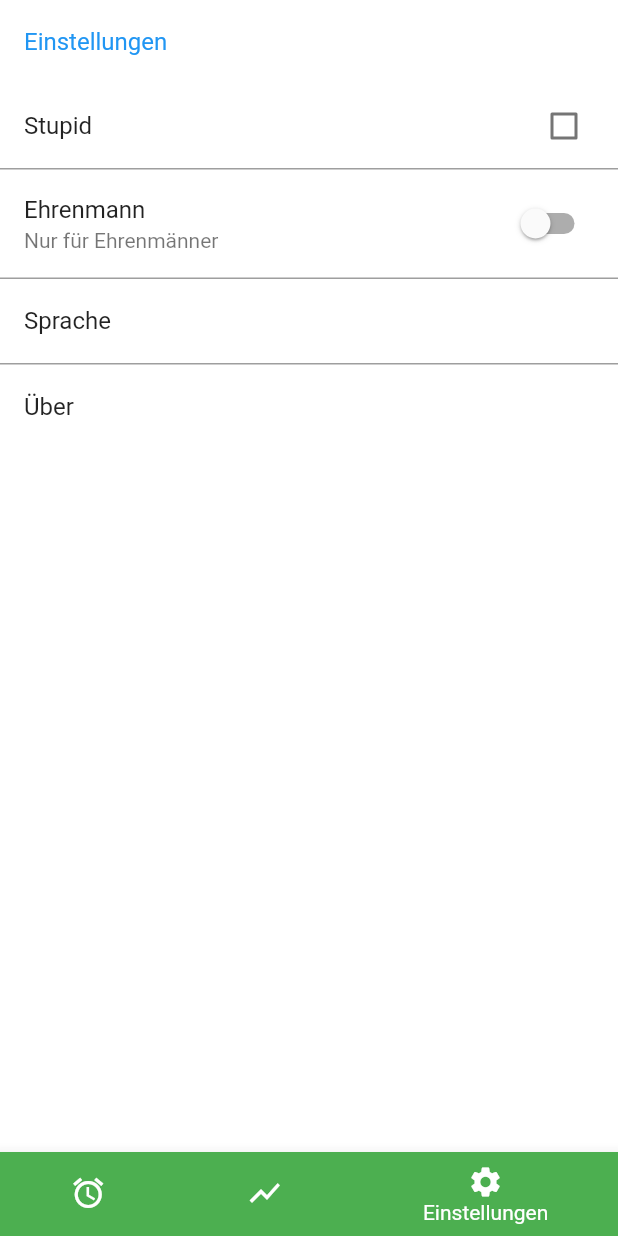
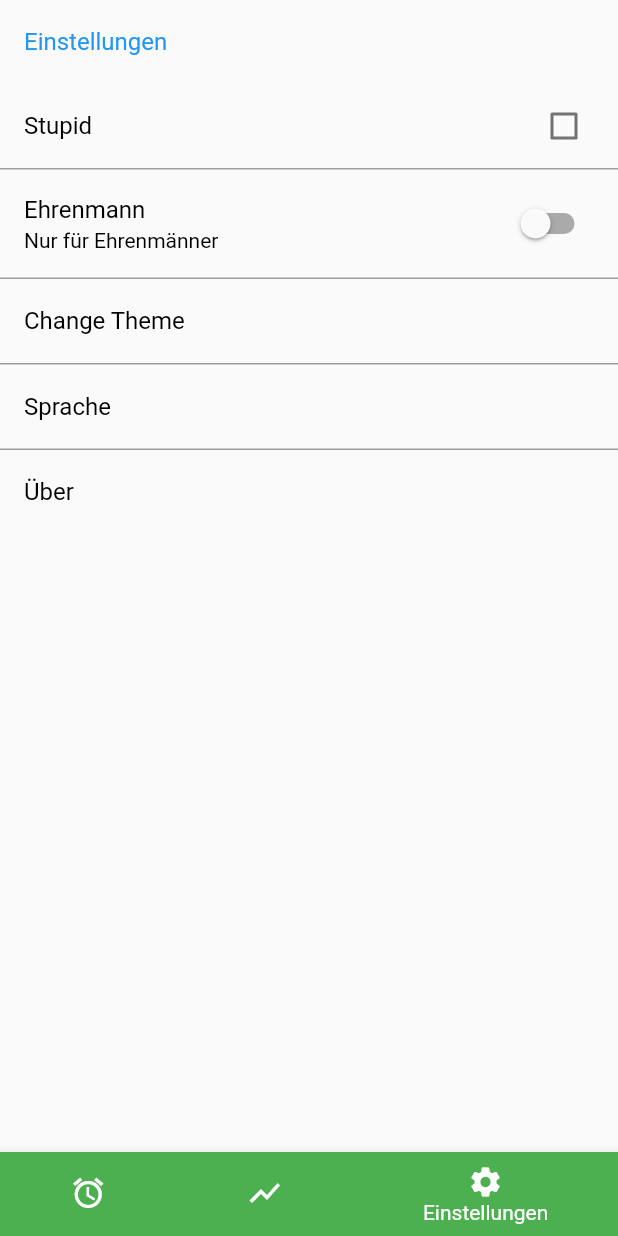
Before and after one commit to Glup3/iWeep, a Flutter app: the screen it shows after launch, item 3 of the bottom bar chosen, on a phone screen of 412 x 824 dp. Run offline on Flutter 3.47's test engine with Material 2 defaults, Android fonts, the phone set to English and light mode, and no system bars; our stand-ins replace dynamic_theme, numberpicker, shared_preferences; missing offline and left inert: android_alarm_manager.

Commit message:
Add Theme in settings

```diff
--- /dev/null
+++ b/lib/data/my_themes.dart
@@ -0,0 +1,60 @@
+import 'package:flutter/material.dart';
+
+class MyThemes {
+  static ThemeData theme1 = ThemeData(
+    primarySwatch: Colors.blue,
+    accentColor: Colors.purple,
+    primaryColor: Colors.blue,
+    primaryColorDark: Colors.blue[700],
+    primaryColorLight: Colors.blue[200],
+    canvasColor: Colors.white,
+  );
+  static ThemeData theme2 = ThemeData(
+    primarySwatch: Colors.transparent,
+    accentColor: Colors.white,
+    primaryColor: Colors.yellow,
+    primaryColorDark: Colors.amber[700],
+    primaryColorLight: Colors.black,
+    canvasColor: Colors.blueGrey[300],
+  );
+  static ThemeData theme3 = ThemeData(
+    primarySwatch: Colors.brown[700],
+    accentColor: Colors.purple[900],
+    primaryColor: Colors.redAccent[200],
+    primaryColorDark: Colors.amber[100],
+    primaryColorLight: Colors.black87,
+    canvasColor: Colors.blue[350],
+  );
+  static ThemeData theme4 = ThemeData(
+    primarySwatch: Colors.blueAccent[700],
+    accentColor: Colors.cyan[400],
+    primaryColor: Colors.deepOrange[800],
+    primaryColorDark: Colors.greenAccent,
+    primaryColorLight: Colors.indigoAccent,
+    canvasColor: Colors.lime,
+  );
+  static ThemeData theme5 = ThemeData(
+    primarySwatch: Colors.tealAccent[500],
+    accentColor: Colors.white70,
+    primaryColor: Colors.amberAccent[400],
+    primaryColorDark: Colors.cyan[150],
+    primaryColorLight: Colors.lightGreen[50],
+    canvasColor: Colors.white,
+  );
+ static ThemeData theme6 = ThemeData(
+    primarySwatch: Colors.red[300],
+    accentColor: Colors.tealAccent,
+    primaryColor: Colors.yellowAccent,
+    primaryColorDark: Colors.blue[900],
+    primaryColorLight: Colors.greenAccent,
+    canvasColor: Colors.orange,
+  );
+  static ThemeData theme7 = ThemeData(
+    primarySwatch: Colors.tealAccent[700],
+    accentColor: Colors.white70,
+    primaryColor: Colors.black45,
+    primaryColorDark: Colors.deepPurple,
+    primaryColorLight: Colors.lime,
+    canvasColor: Colors.redAccent,
+  );
+}
--- a/lib/main.dart
+++ b/lib/main.dart
@@ -1,5 +1,6 @@
 import 'dart:isolate';
 import 'package:flutter/rendering.dart';
+import 'package:dynamic_theme/dynamic_theme.dart';
 import 'package:scoped_model/scoped_model.dart';
 import 'package:android_alarm_manager/android_alarm_manager.dart';
 
@@ -26,21 +27,34 @@ void printHello() {
 class MyApp extends StatelessWidget {
   @override
   Widget build(BuildContext context) {
-    return ScopedModel<AlertsModel>(
+   return DynamicTheme(
+     defaultBrightness: Brightness.light,
+     data: (Brightness brightness) => _buildTheme(brightness),
+     themedWidgetBuilder: (BuildContext context, ThemeData theme) => ScopedModel<AlertsModel>(
       model: AlertsModel(),
       child: MaterialApp(
         title: 'iWeep',
-        theme: ThemeData(
-          primarySwatch: Colors.blue,
-          accentColor: Colors.purple,
-          primaryColor: Colors.blue,
-          primaryColorDark: Colors.blue[700],
-          primaryColorLight: Colors.blue[200],
-          canvasColor: Colors.white,
-        ),
+        theme: theme,
         home: MyHomePage(),
       ),
-    );
+    ),
+   );
+  }
+
+  ThemeData _buildTheme(Brightness brightness) {
+    return brightness == Brightness.dark
+        ? ThemeData.dark().copyWith(
+            textTheme: ThemeData.dark().textTheme.apply(
+                  bodyColor: Colors.white,
+                  displayColor: Colors.white,
+                ),
+            backgroundColor: Colors.black)
+        : ThemeData.light().copyWith(
+            textTheme: ThemeData.light().textTheme.apply(
+                  bodyColor: Colors.black,
+                  displayColor: Colors.black,
+                ),
+            backgroundColor: Colors.white);
   }
 }
 
--- a/lib/model_scoped/alerts.dart
+++ b/lib/model_scoped/alerts.dart
@@ -1,5 +1,5 @@
 import 'package:scoped_model/scoped_model.dart';
-
+import 'package:flutter/material.dart';
 import 'package:iweep/model/alert.dart';
 
 class AlertsModel extends Model {
@@ -18,6 +18,15 @@ class AlertsModel extends Model {
     ]);
 
   int _selectedAlertIndex;
+  ThemeData _themeData;
+
+  ThemeData get themeData{
+    return _themeData;
+  }
+
+  void changeThemeData(ThemeData theme) {
+    _themeData = theme;
+  }
 
   List<Alert> get alerts {
     return List.from(_alerts.alert);
--- a/lib/screens/settings_screen.dart
+++ b/lib/screens/settings_screen.dart
@@ -1,9 +1,21 @@
 import 'package:flutter/material.dart';
-import '../widgets/list_tile_border.dart';
+import 'package:dynamic_theme/dynamic_theme.dart';
+import 'package:iweep/widgets/list_tile_border.dart';
+import 'package:iweep/data/my_themes.dart';
 
 class SettingsScreen extends StatefulWidget {
   @override
   _SettingsScreenState createState() => _SettingsScreenState();
+}
+
+enum ThemeAnswers {
+  THEME1,
+  THEME2,
+  THEME3,
+  THEME4,
+  THEME5,
+  THEME6,
+  THEME7,
 }
 
 class _SettingsScreenState extends State<SettingsScreen> {
@@ -42,6 +54,11 @@ class _SettingsScreenState extends State<SettingsScreen> {
               },
             ),
           ),
+          ListTileBorder(
+            child: ListTile(
+                title: Text('Change Theme'),
+                onTap: _askedToLead,
+          ),),
           _buildTileLanguage(),
           _buildTileAbout(),
         ],
@@ -49,16 +66,97 @@ class _SettingsScreenState extends State<SettingsScreen> {
     );
   }
 
+Future<void> _askedToLead() async {
+                    switch (await showDialog<ThemeAnswers>(
+                        context: context,
+                        builder: (BuildContext context) {
+                          return SimpleDialog(
+                            title: const Text('Select Theme'),
+                            children: <Widget>[
+                              SimpleDialogOption(
+                                onPressed: () {
+                                  Navigator.pop(context, ThemeAnswers.THEME1);
+                                },
+                                child: const Text('Theme 1'),
+                              ),
+                              SimpleDialogOption(
+                                onPressed: () {
+                                  Navigator.pop(context, ThemeAnswers.THEME2);
+                                },
+                                child: const Text('Theme 2'),
+                              ),
+                              SimpleDialogOption(
+                                onPressed: () {
+                                  Navigator.pop(context, ThemeAnswers.THEME3);
+                                },
+                                child: const Text('Theme 3'),
+                              ),
+                              SimpleDialogOption(
+                                onPressed: () {
+                                  Navigator.pop(context, ThemeAnswers.THEME4);
+                                },
+                                child: const Text('Theme 4'),
+                              ),
+                              SimpleDialogOption(
+                                onPressed: () {
+                                  Navigator.pop(context, ThemeAnswers.THEME5);
+                                },
+                                child: const Text('Theme 5'),
+                              ),
+                              SimpleDialogOption(
+                                onPressed: () {
+                                  Navigator.pop(context, ThemeAnswers.THEME6);
+                                },
+                                child: const Text('Theme 6'),
+                              ),
+                              SimpleDialogOption(
+                                onPressed: () {
+                                  Navigator.pop(context, ThemeAnswers.THEME7);
+                                },
+                                child: const Text('Theme 7'),
+                              ),
+                            ],
+                          );
+                        })) {
+                      case ThemeAnswers.THEME1:
+                        DynamicTheme.of(context).setThemeData(new ThemeData(
+        primaryColor: Theme.of(context).primaryColor == Colors.indigo? Colors.red: Colors.indigo));
+                        break;
+                        case ThemeAnswers.THEME2:
+                        DynamicTheme.of(context).setThemeData(MyThemes.theme2);
+                        break;
+                        case ThemeAnswers.THEME3:
+                        DynamicTheme.of(context).setThemeData(MyThemes.theme3);
+                        break;
+                        case ThemeAnswers.THEME4:
+                        DynamicTheme.of(context).setThemeData(MyThemes.theme4);
+                        break;
+                        case ThemeAnswers.THEME5:
+                        DynamicTheme.of(context).setThemeData(MyThemes.theme5);
+                        break;
+                        case ThemeAnswers.THEME6:
+                        DynamicTheme.of(context).setThemeData(MyThemes.theme6);
+                        break;
+                        case ThemeAnswers.THEME7:
+                        DynamicTheme.of(context).setThemeData(MyThemes.theme7);
+                        break;
+                      default:
+                        DynamicTheme.of(context).setThemeData(MyThemes.theme1);
+                        break;
+                    }
+                  }
+
   Widget _buildTileHeader(String title) {
     return ListTile(
-      title: Text(title, style:TextStyle(color: Theme.of(context).primaryColor)),
+      title:
+          Text(title, style: TextStyle(color: Theme.of(context).primaryColor)),
     );
   }
 
   Widget _buildTileLanguage() {
     return Container(
       decoration:
-         BoxDecoration(border: Border(bottom: BorderSide(color: Colors.grey))),
+          BoxDecoration(border: Border(bottom: BorderSide(color: Colors.grey))),
       child: ListTile(
         title: Text('Sprache'),
       ),
--- a/pubspec.yaml
+++ b/pubspec.yaml
@@ -23,6 +23,7 @@ dependencies:
   android_alarm_manager: ^0.4.1+3
   scoped_model: ^1.0.1
   numberpicker: ^1.0.0
+  dynamic_theme: ^1.0.0
 
 dev_dependencies:
   flutter_test:
```
